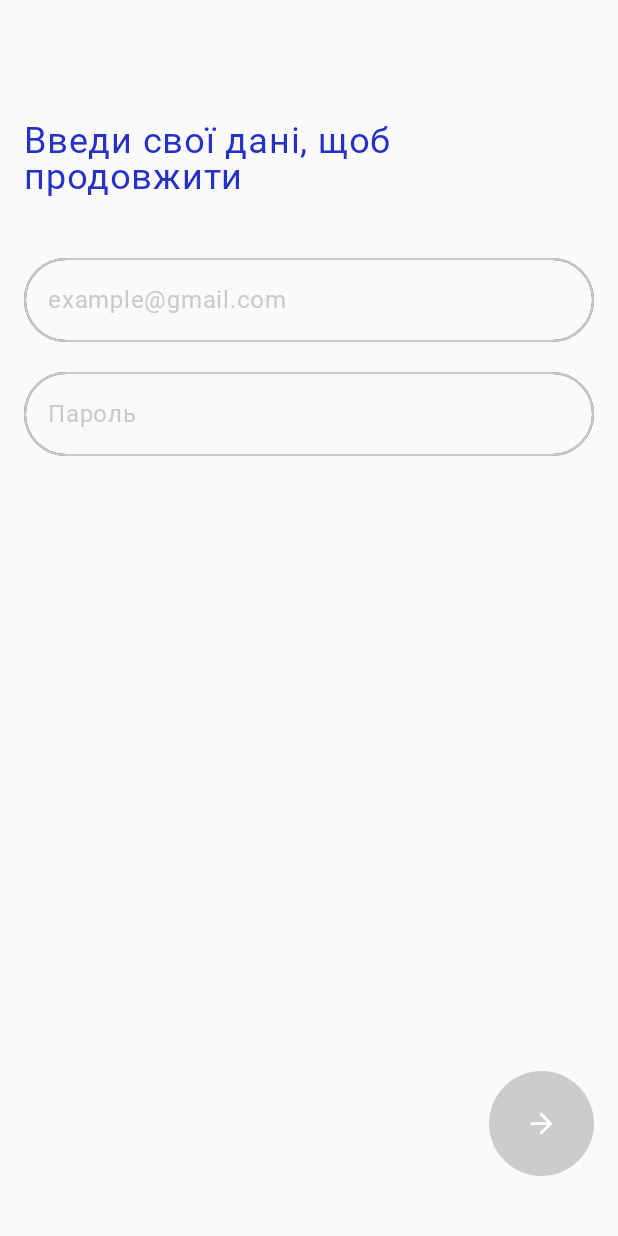
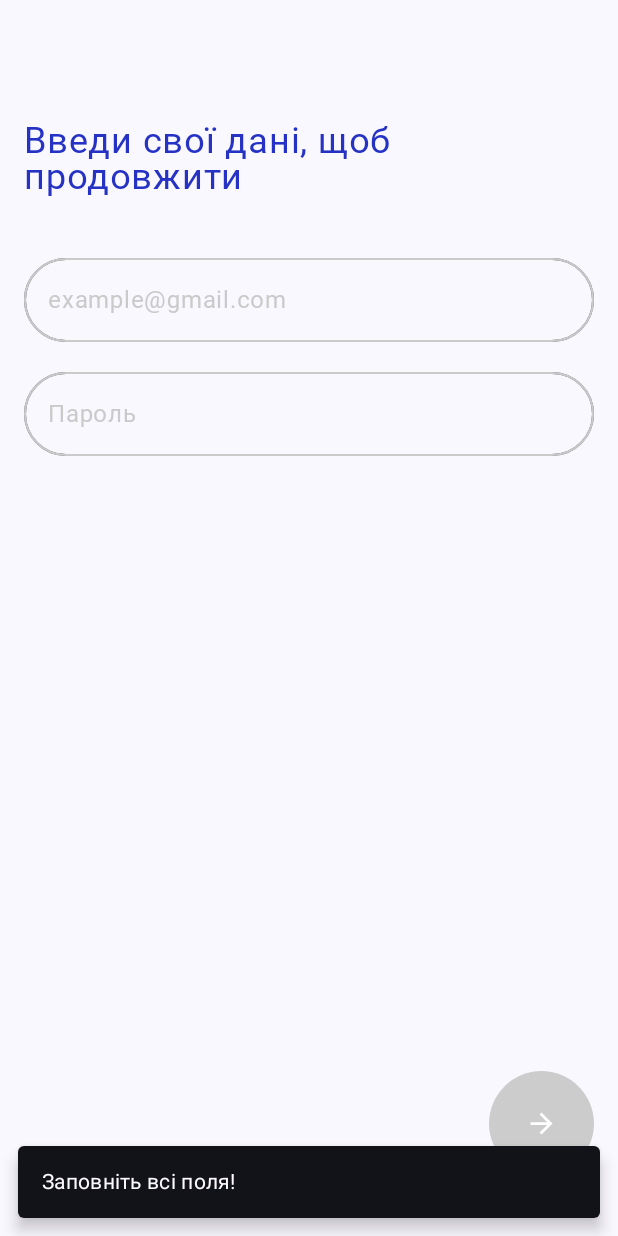
Before and after one commit to sdzmnk/RazomUA, an Android app built with Jetpack Compose: the LoginScreen screen opened through its navigation route, after a tap on "Login", on a phone screen of 412 x 824 dp. Run offline under Robolectric (Android 15) with nearby library versions, the phone set to English and light mode, and no system bars; our stand-ins replace livedata-compose; Roboto replaces fonts that are not available here.

Commit message:
added SwipeScreen.kt, refactored LoginScreen.kt

```diff
--- a/app/build.gradle.kts
+++ b/app/build.gradle.kts
@@ -59,6 +59,7 @@ dependencies {
     implementation(libs.androidx.room.ktx)
     implementation(libs.androidx.tracing.perfetto.handshake)
     implementation(libs.androidx.work.runtime.ktx)
+    implementation(libs.androidx.compose.runtime.livedata)
     testImplementation(libs.junit)
     androidTestImplementation(libs.androidx.junit)
     androidTestImplementation(libs.androidx.espresso.core)
--- a/app/src/main/java/com/example/razomua/data/local/entity/SwipeEntity.kt
+++ b/app/src/main/java/com/example/razomua/data/local/entity/SwipeEntity.kt
@@ -2,14 +2,12 @@ package com.example.razomua.data.local.entity
 
 import androidx.room.Entity
 import androidx.room.PrimaryKey
-import com.example.razomua.model.SwipeAction
-import java.util.Date
 
 @Entity(tableName = "swipes")
 data class SwipeEntity(
     @PrimaryKey val id: Long,
     val fromUserId: Long,
     val toUserId: Long,
-    val action: SwipeAction,
+    val action: String,
     val createdAt: String
 )
--- a/app/src/main/java/com/example/razomua/data/local/entity/UserEntity.kt
+++ b/app/src/main/java/com/example/razomua/data/local/entity/UserEntity.kt
@@ -2,14 +2,12 @@ package com.example.razomua.data.local.entity
 
 import androidx.room.Entity
 import androidx.room.PrimaryKey
-import com.example.razomua.model.Gender
-import java.time.LocalDate
 
 @Entity(tableName = "users")
 data class UserEntity(
     @PrimaryKey val id: Long,
     val name: String,
-    val gender: Gender,
-    val birthday: String,
+    val gender: String,
+    val birthday: String?,
     val email: String
 )
--- a/app/src/main/java/com/example/razomua/navigation/NavHost.kt
+++ b/app/src/main/java/com/example/razomua/navigation/NavHost.kt
@@ -6,6 +6,7 @@ import androidx.navigation.compose.composable
 import androidx.navigation.compose.rememberNavController
 import com.example.razomua.ui.screens.login.LoginScreen
 import com.example.razomua.ui.screens.register.RegisterScreen
+import com.example.razomua.ui.screens.welcome.SwipeScreen
 import com.example.razomua.ui.screens.welcome.WelcomeScreen
 
 @Composable
@@ -13,7 +14,12 @@ fun AppNavHost() {
     val navController = rememberNavController()
     NavHost(navController = navController, startDestination = "welcome") {
         composable("welcome") { WelcomeScreen(navController) }
-        composable("login") { LoginScreen() }
+        composable("login") {
+            LoginScreen(navController = navController)
+        }
         composable("register") { RegisterScreen() }
+        composable("swipe") {
+            SwipeScreen(navController = navController)
+        }
     }
 }
--- a/app/src/main/java/com/example/razomua/repository/UserRepository.kt
+++ b/app/src/main/java/com/example/razomua/repository/UserRepository.kt
@@ -21,7 +21,7 @@ class UserRepository(
         if (localUser != null) return localUser
 
         val result = getUser(id)
-        result.getOrNull()?.let { userDao.insert(it.toEntity()) } // зберігаємо локально
+        result.getOrNull()?.let { userDao.insert(it.toEntity()) }
         return result.getOrNull()
     }
 
--- a/app/src/main/java/com/example/razomua/ui/screens/welcome/LoginScreen.kt
+++ b/app/src/main/java/com/example/razomua/ui/screens/welcome/LoginScreen.kt
@@ -5,39 +5,59 @@ import androidx.compose.foundation.layout.*
 import androidx.compose.foundation.shape.CircleShape
 import androidx.compose.material.icons.Icons
 import androidx.compose.material.icons.filled.ArrowForward
-import androidx.compose.material3.Button
-import androidx.compose.material3.ButtonDefaults
-import androidx.compose.material3.Icon
-import androidx.compose.material3.OutlinedTextField
-import androidx.compose.material3.Text
-import androidx.compose.runtime.Composable
-import androidx.compose.runtime.getValue
-import androidx.compose.runtime.mutableStateOf
-import androidx.compose.runtime.remember
-import androidx.compose.runtime.setValue
+import androidx.compose.material3.*
+import androidx.compose.runtime.*
+import androidx.compose.runtime.livedata.observeAsState
 import androidx.compose.ui.Alignment
 import androidx.compose.ui.Modifier
 import androidx.compose.ui.graphics.Color
 import androidx.compose.ui.text.input.PasswordVisualTransformation
 import androidx.compose.ui.unit.dp
 import androidx.compose.ui.unit.sp
-import androidx.compose.ui.tooling.preview.Preview
+import androidx.lifecycle.viewmodel.compose.viewModel
+import androidx.navigation.NavController
 import com.example.razomua.ui.theme.Blue
 import com.example.razomua.ui.theme.GrayMedium
+import com.example.razomua.viewmodel.LoginViewModel
+import kotlinx.coroutines.flow.collectLatest
+import kotlinx.coroutines.launch
 
-@Preview(showBackground = true)
 @Composable
-fun LoginScreen() {
-    var email by remember { mutableStateOf("") }
-    var password by remember { mutableStateOf("") }
+fun LoginScreen(
+    navController: NavController,
+    viewModel: LoginViewModel = viewModel()
+) {
+    val email by viewModel.email.observeAsState("")
+    val password by viewModel.password.observeAsState("")
+    val snackbarHostState = remember { SnackbarHostState() }
+    val coroutineScope = rememberCoroutineScope()
 
+    LaunchedEffect(Unit) {
+        viewModel.events.collectLatest { message ->
+            coroutineScope.launch {
+                snackbarHostState.showSnackbar(message)
+            }
+            if (message == "Логін успішний!") {
+                // Перехід на екран свайпів
+                navController.navigate("swipe") {
+                    popUpTo("login") { inclusive = true } // видаляємо Login зі стеку
+                }
+            }
+        }
+    }
+
+    Scaffold(
+        snackbarHost = { SnackbarHost(snackbarHostState) }
+    ) { padding ->
         Column(
             modifier = Modifier
+                .padding(padding)
                 .fillMaxSize()
                 .padding(horizontal = 16.dp),
             verticalArrangement = Arrangement.SpaceBetween,
             horizontalAlignment = Alignment.CenterHorizontally
         ) {
+
             Column(
                 modifier = Modifier.fillMaxWidth()
             ) {
@@ -50,7 +70,7 @@ fun LoginScreen() {
 
                 OutlinedTextField(
                     value = email,
-                onValueChange = { email = it },
+                    onValueChange = { viewModel.onEmailChange(it) },
                     placeholder = { Text("example@gmail.com", color = GrayMedium) },
                     singleLine = true,
                     modifier = Modifier
@@ -63,7 +83,7 @@ fun LoginScreen() {
 
                 OutlinedTextField(
                     value = password,
-                onValueChange = { password = it },
+                    onValueChange = { viewModel.onPasswordChange(it) },
                     placeholder = { Text("Пароль", color = GrayMedium) },
                     visualTransformation = PasswordVisualTransformation(),
                     singleLine = true,
@@ -73,12 +93,13 @@ fun LoginScreen() {
                     shape = CircleShape
                 )
             }
+
             Column(
                 modifier = Modifier.fillMaxWidth(),
                 horizontalAlignment = Alignment.End
             ) {
                 Button(
-                onClick = { },
+                    onClick = { viewModel.login() },
                     shape = CircleShape,
                     modifier = Modifier
                         .padding(bottom = 40.dp)
@@ -94,3 +115,4 @@ fun LoginScreen() {
             }
         }
     }
+}
--- a/app/src/main/java/com/example/razomua/ui/screens/welcome/WelcomeScreen.kt
+++ b/app/src/main/java/com/example/razomua/ui/screens/welcome/WelcomeScreen.kt
@@ -33,7 +33,7 @@ fun WelcomeScreen(navController: NavController) {
     ) {
 
         Image(
-            painter = painterResource(id = R.drawable.logo), // свій логотип поклади у res/drawable/logo.png
+            painter = painterResource(id = R.drawable.logo),
             contentDescription = "App Logo",
             modifier = Modifier
                 .size(200.dp)
--- a/gradle/libs.versions.toml
+++ b/gradle/libs.versions.toml
@@ -14,6 +14,7 @@ adapters = "3.2.0-alpha11"
 roomKtx = "2.8.2"
 tracingPerfettoHandshake = "1.0.0"
 workRuntimeKtx = "2.10.5"
+runtimeLivedata = "1.9.4"
 
 [libraries]
 androidx-core-ktx = { group = "androidx.core", name = "core-ktx", version.ref = "coreKtx" }
@@ -36,6 +37,7 @@ androidx-adapters = { group = "androidx.databinding", name = "adapters", version
 androidx-room-ktx = { group = "androidx.room", name = "room-ktx", version.ref = "roomKtx" }
 androidx-tracing-perfetto-handshake = { group = "androidx.tracing", name = "tracing-perfetto-handshake", version.ref = "tracingPerfettoHandshake" }
 androidx-work-runtime-ktx = { group = "androidx.work", name = "work-runtime-ktx", version.ref = "workRuntimeKtx" }
+androidx-compose-runtime-livedata = { group = "androidx.compose.runtime", name = "runtime-livedata", version.ref = "runtimeLivedata" }
 
 [plugins]
 android-application = { id = "com.android.application", version.ref = "agp" }
```
Also changed, not shown: app/src/main/java/com/example/razomua/ui/screens/welcome/SwipeScreen.kt (added, +42 -0 lines). Lines whose indentation alone changed are shown as unchanged.
